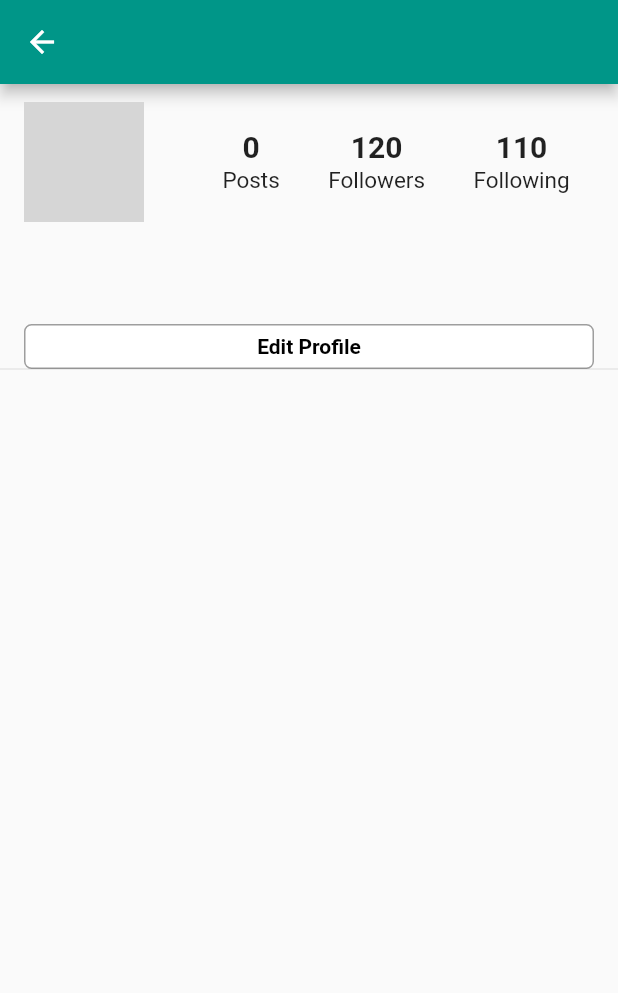
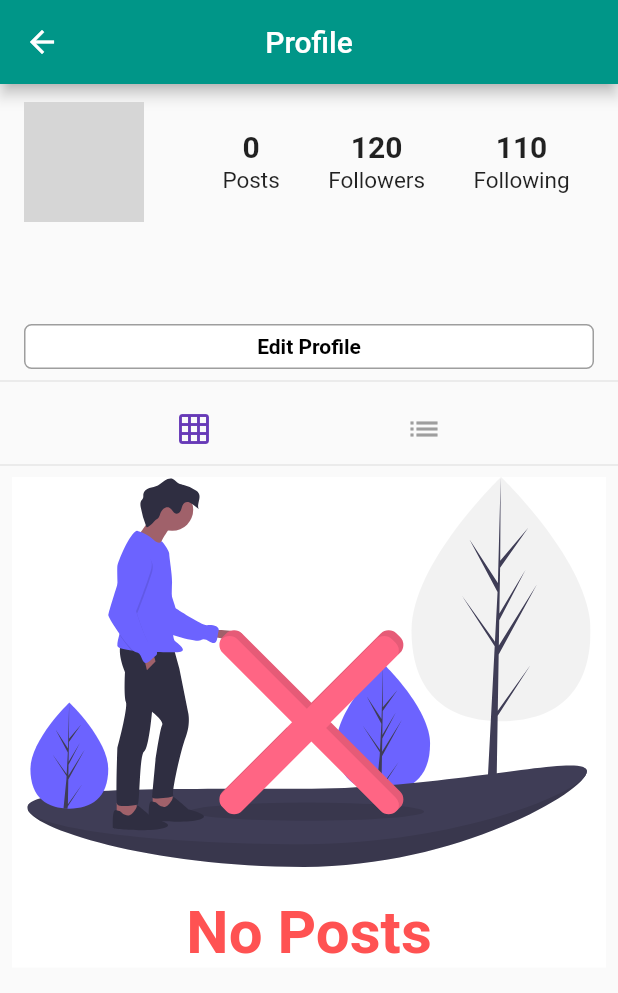
Before and after one commit to amansahu278/intragram, a Flutter app: the Profile screen opened directly, on a phone screen of 412 x 824 dp. Shown: the top 993 px of the screen. Run offline on Flutter 3.47's test engine with Material 2 defaults, Android fonts, the phone set to English and light mode, and no system bars; our stand-ins replace cached_network_image, cloud_firestore, firebase_storage, flutter_svg, geolocator, google_sign_in and 1 more; missing offline and left inert: animator; accounts and stored records are empty; network calls fail; grey boxes are pictures that could not be loaded.

Commit message:
Posts and liking

```diff
--- a/lib/pages/profile.dart
+++ b/lib/pages/profile.dart
@@ -1,11 +1,13 @@
 import 'package:cached_network_image/cached_network_image.dart';
 import 'package:cloud_firestore/cloud_firestore.dart';
 import 'package:flutter/material.dart';
+import 'package:flutter_svg/flutter_svg.dart';
 import 'package:intragram/models/user.dart';
 import 'package:intragram/pages/edit_profile.dart';
 import 'package:intragram/pages/home.dart';
 import 'package:intragram/widgets/header.dart';
 import 'package:intragram/widgets/post.dart';
+import 'package:intragram/widgets/post_tile.dart';
 import 'package:intragram/widgets/progress.dart';
 
 class Profile extends StatefulWidget {
@@ -19,6 +21,7 @@ class Profile extends StatefulWidget {
 
 class _ProfileState extends State<Profile> {
   User user;
+  String postOrientation = "grid";
   final String currentUserId = currentUser?.id;
   bool isLoading = false;
   int postCount = 0;
@@ -186,13 +189,60 @@ class _ProfileState extends State<Profile> {
     );
   }
 
+  setPostOrientation(String postOrientation) {
+    setState(() {
+      this.postOrientation = postOrientation;
+    });
+  }
+
   buildProfilePost() {
     if (isLoading) {
       return circularProgress();
+    } else if (posts.isEmpty) {
+      return Padding(
+        padding: const EdgeInsets.all(8.0),
+        child: Container(
+          color: Colors.white,
+          child: Column(
+            mainAxisAlignment: MainAxisAlignment.center,
+            children: <Widget>[
+              SvgPicture.asset(
+                'assets/images/no_content.svg',
+                height: 260,
+              ),
+              Padding(
+                padding: EdgeInsets.only(top: 20),
+                child: Text(
+                  "No Posts",
+                  style: TextStyle(
+                      color: Colors.redAccent,
+                      fontSize: 40.0,
+                      fontWeight: FontWeight.bold),
+                ),
+              )
+            ],
+          ),
+        ),
+      );
+    } else if (postOrientation == "list") {
+      return Column(
+        children: posts,
+      );
+    } else if (postOrientation == "grid") {
+      List<GridTile> gridTiles = new List();
+      posts.forEach((element) {
+        gridTiles.add(GridTile(child: PostTile(post: element)));
+      });
+      return GridView.count(
+        crossAxisCount: 3,
+        childAspectRatio: 1.0,
+        mainAxisSpacing: 1.5,
+        crossAxisSpacing: 1.5,
+        shrinkWrap: true,
+        physics: NeverScrollableScrollPhysics(),
+        children: gridTiles,
+      );
     }
-    return Column(
-      children: posts,
-    );
   }
 
   @override
@@ -203,6 +253,8 @@ class _ProfileState extends State<Profile> {
       body: ListView(
         children: <Widget>[
           buildProfileHeader(),
+          Divider(),
+          buildPostOrientation(),
           Divider(
             height: 0.0,
           ),
@@ -211,4 +263,26 @@ class _ProfileState extends State<Profile> {
       ),
     );
   }
+
+  buildPostOrientation() {
+    return Row(
+      mainAxisAlignment: MainAxisAlignment.spaceEvenly,
+      children: <Widget>[
+        IconButton(
+          icon: Icon(Icons.grid_on),
+          color: postOrientation == "grid" ? Theme
+              .of(context)
+              .primaryColor : Colors.grey,
+          onPressed: () => setPostOrientation("grid"),
+        ),
+        IconButton(
+          icon: Icon(Icons.list),
+          color: postOrientation == "list" ? Theme
+              .of(context)
+              .primaryColor : Colors.grey,
+          onPressed: () => setPostOrientation("list"),
+        )
+      ],
+    );
+  }
 }
```
Also changed, not shown: lib/widgets/custom_image.dart (+10 -1 lines), lib/widgets/post.dart (+69 -8 lines), lib/widgets/post_tile.dart (+10 -1 lines).
